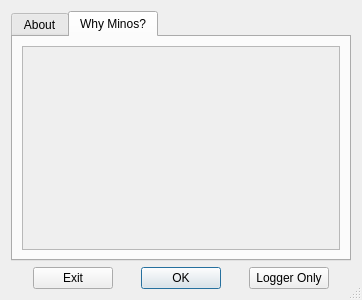
The window that mqt/MqtLogger/taboutbox.ui (zsteva/backup-minos2) describes before a commit, drawn with Qt 5.
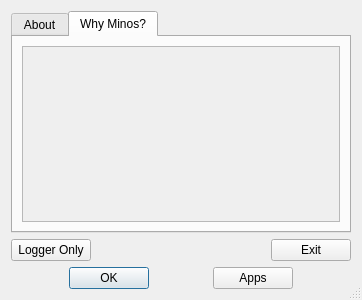
The same window after the commit.

Commit message: Re-arrange the buttons; always show networked version

The edit to the form file:
```diff
--- a/mqt/MqtLogger/taboutbox.ui
+++ b/mqt/MqtLogger/taboutbox.ui
@@ -55,7 +55,7 @@
             <x>0</x>
             <y>0</y>
             <width>320</width>
-            <height>205</height>
+            <height>175</height>
            </rect>
           </property>
           <layout class="QVBoxLayout" name="verticalLayout_5">
@@ -84,9 +84,16 @@
     </widget>
    </item>
    <item>
-    <layout class="QHBoxLayout" name="horizontalLayout">
+    <layout class="QHBoxLayout" name="horizontalLayout_2">
      <item>
-      <spacer name="horizontalSpacer">
+      <widget class="QPushButton" name="LoggerOnlyButton">
+       <property name="text">
+        <string>Logger Only</string>
+       </property>
+      </widget>
+     </item>
+     <item>
+      <spacer name="horizontalSpacer_2">
        <property name="orientation">
         <enum>Qt::Horizontal</enum>
        </property>
@@ -105,8 +112,12 @@
        </property>
       </widget>
      </item>
+    </layout>
+   </item>
+   <item>
+    <layout class="QHBoxLayout" name="horizontalLayout">
      <item>
-      <spacer name="horizontalSpacer_2">
+      <spacer name="horizontalSpacer">
        <property name="orientation">
         <enum>Qt::Horizontal</enum>
        </property>
@@ -142,9 +153,9 @@
       </spacer>
      </item>
      <item>
-      <widget class="QPushButton" name="LoggerOnlyButton">
+      <widget class="QPushButton" name="AppsButton">
        <property name="text">
-        <string>Logger Only</string>
+        <string>Apps</string>
        </property>
       </widget>
      </item>
```
The commit also changes 2 other files.
